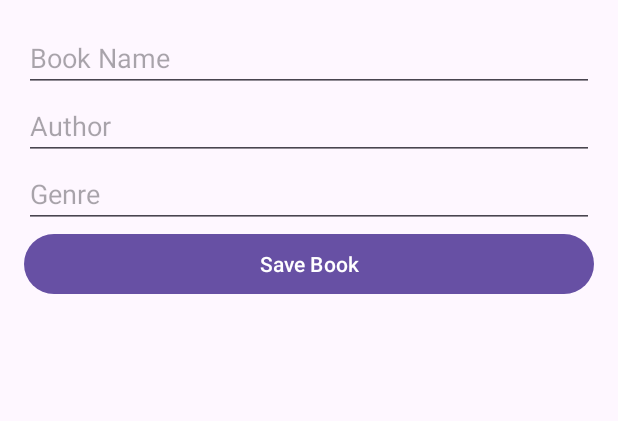
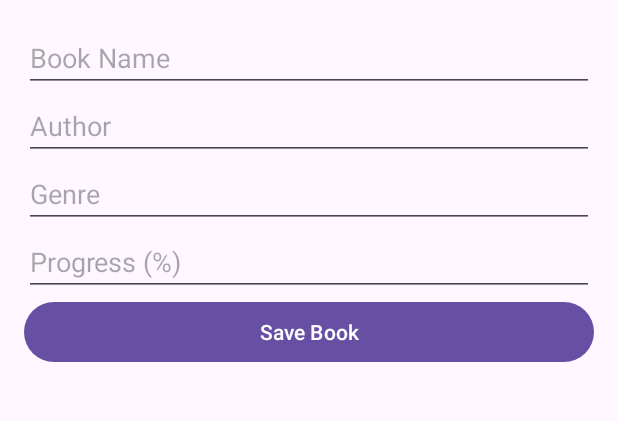
Before and after one commit to Celia-unitbv/LivreCA, an Android app: the fragment AddBookFragment placed in its activity, on a phone screen of 412 x 824 dp, the part 96-517 px from its top. Run offline under Robolectric (Android 15) with nearby library versions, the phone set to English and light mode, and no system bars; our stand-ins replace navigation-ui.

Commit message:
Added a progress bar for each book

```diff
--- a/Android/app/src/main/java/com/example/livreca/BookAdapter.kt
+++ b/Android/app/src/main/java/com/example/livreca/BookAdapter.kt
@@ -25,6 +25,8 @@ class BookAdapter : ListAdapter<Book, BookAdapter.BookViewHolder>(BookDiffCallba
             binding.bookName.text = book.name
             binding.bookAuthor.text = book.author
             binding.bookGenre.text = book.genre
+            binding.progressBar.progress = book.progress
+            binding.progressText.text = "Progress: ${book.progress}%"
         }
     }
 }
--- a/Android/app/src/main/java/com/example/livreca/data/Book.kt
+++ b/Android/app/src/main/java/com/example/livreca/data/Book.kt
@@ -9,5 +9,6 @@ data class Book(
     val userId: Int,
     val name: String,
     val author: String,
-    val genre: String
+    val genre: String,
+    val progress: Int = 0
 )
--- a/Android/app/src/main/java/com/example/livreca/data/BookDao.kt
+++ b/Android/app/src/main/java/com/example/livreca/data/BookDao.kt
@@ -13,4 +13,7 @@ interface BookDao {
 
     @Delete
     suspend fun delete(book: Book)
+
+    @Query("UPDATE books SET progress = :progress WHERE id = :bookId")
+    suspend fun updateProgress(bookId: Int, progress: Int)
 }
--- a/Android/app/src/main/res/layout/fragment_add_book.xml
+++ b/Android/app/src/main/res/layout/fragment_add_book.xml
@@ -23,6 +23,12 @@
         android:layout_height="wrap_content"
         android:hint="Genre" />
 
+    <EditText
+        android:id="@+id/et_book_progress"
+        android:layout_width="match_parent"
+        android:layout_height="wrap_content"
+        android:hint="Progress (%)" />
+
     <Button
         android:id="@+id/btn_save_book"
         android:layout_width="match_parent"
```
Also changed, not shown: Android/app/src/main/java/com/example/livreca/AddBookFragment.kt (+8 -1 lines), Android/app/src/main/java/com/example/livreca/data/AppDatabase.kt (+10 -2 lines), Android/app/src/main/res/layout/item_book.xml (+15 -0 lines).
